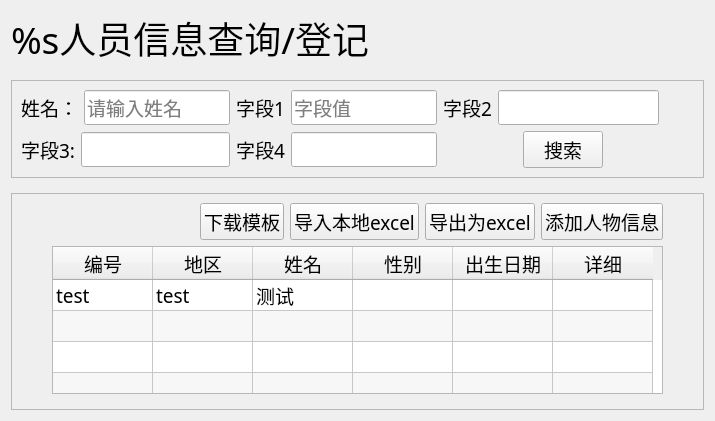
The window that ui/widgets/subpages/Page1_x/page.ui (ArcherLuo233/election-s-prediction) describes before a commit, drawn with Qt 5.
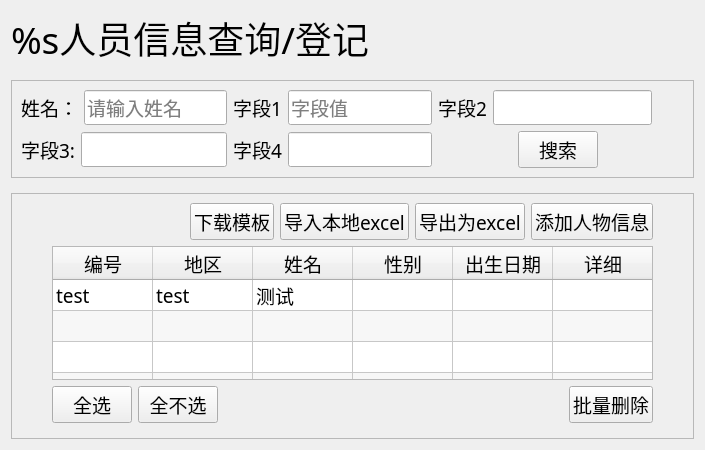
The same window after the commit. Custom widgets are drawn as their Qt base class.

Commit message: 添加批量选择和批量删除

```diff
--- a/ui/widgets/subpages/Page1_x/page.ui
+++ b/ui/widgets/subpages/Page1_x/page.ui
@@ -6,8 +6,8 @@
    <rect>
     <x>0</x>
     <y>0</y>
-    <width>715</width>
-    <height>421</height>
+       <width>705</width>
+       <height>450</height>
    </rect>
   </property>
   <property name="font">
@@ -395,6 +395,44 @@
         </item>
        </widget>
       </item>
+         <item>
+             <layout class="QHBoxLayout" name="horizontalLayout_8">
+                 <item>
+                     <widget class="QPushButton" name="btn_select_all">
+                         <property name="text">
+                             <string>全选</string>
+                         </property>
+                     </widget>
+                 </item>
+                 <item>
+                     <widget class="QPushButton" name="btn_select_null">
+                         <property name="text">
+                             <string>全不选</string>
+                         </property>
+                     </widget>
+                 </item>
+                 <item>
+                     <spacer name="horizontalSpacer_6">
+                         <property name="orientation">
+                             <enum>Qt::Horizontal</enum>
+                         </property>
+                         <property name="sizeHint" stdset="0">
+                             <size>
+                                 <width>40</width>
+                                 <height>20</height>
+                             </size>
+                         </property>
+                     </spacer>
+                 </item>
+                 <item>
+                     <widget class="QPushButton" name="btn_mul_delete">
+                         <property name="text">
+                             <string>批量删除</string>
+                         </property>
+                     </widget>
+                 </item>
+             </layout>
+         </item>
       <item>
        <widget class="PageController" name="page_controller" native="true"/>
       </item>
```
Lines whose indentation alone changed are shown as unchanged. The commit also changes 2 other files.
